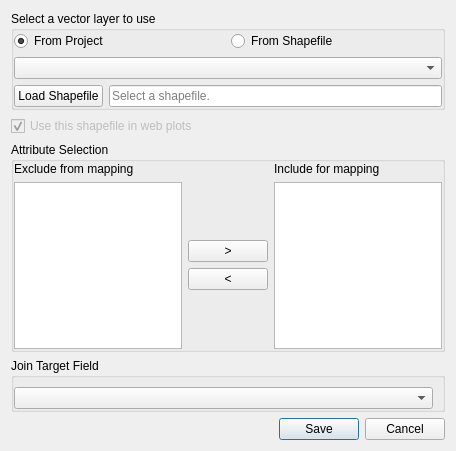
Qt form map_settings_dialog.ui (JuanPDiazL/SMPG) before a commit.
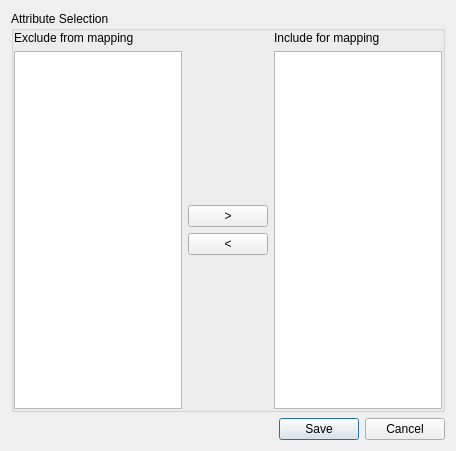
The same form after that commit.

Commit message: moved vector layer selection UI to main dialog

```diff
--- a/map_settings_dialog.ui
+++ b/map_settings_dialog.ui
@@ -21,139 +21,7 @@
      </property>
     </widget>
    </item>
-   <item row="2" column="0" colspan="2">
-    <widget class="QGroupBox" name="mapSourceTypeGroup">
-     <property name="sizePolicy">
-      <sizepolicy hsizetype="Preferred" vsizetype="Fixed">
-       <horstretch>0</horstretch>
-       <verstretch>0</verstretch>
-      </sizepolicy>
-     </property>
-     <property name="title">
-      <string>Select a vector layer to use</string>
-     </property>
-     <property name="flat">
-      <bool>true</bool>
-     </property>
-     <property name="checkable">
-      <bool>false</bool>
-     </property>
-     <layout class="QGridLayout" name="gridLayout_2">
-      <property name="leftMargin">
-       <number>0</number>
-      </property>
-      <property name="topMargin">
-       <number>0</number>
-      </property>
-      <property name="rightMargin">
-       <number>0</number>
-      </property>
-      <property name="bottomMargin">
-       <number>0</number>
-      </property>
-      <property name="verticalSpacing">
-       <number>6</number>
-      </property>
-      <item row="0" column="1">
-       <widget class="QRadioButton" name="useShapefileRadioButton">
-        <property name="text">
-         <string>From Shapefile</string>
-        </property>
-       </widget>
-      </item>
-      <item row="1" column="0" colspan="2">
-       <widget class="QComboBox" name="mapSelectionComboBox">
-        <property name="placeholderText">
-         <string>Please select a map.</string>
-        </property>
-       </widget>
-      </item>
-      <item row="0" column="0">
-       <widget class="QRadioButton" name="useProjectLayerRadioButton">
-        <property name="text">
-         <string>From Project</string>
-        </property>
-        <property name="checked">
-         <bool>true</bool>
-        </property>
-       </widget>
-      </item>
-      <item row="3" column="0" colspan="2">
-       <widget class="QWidget" name="widget" native="true">
-        <layout class="QGridLayout" name="gridLayout_5">
-         <property name="leftMargin">
-          <number>0</number>
-         </property>
-         <property name="topMargin">
-          <number>0</number>
-         </property>
-         <property name="rightMargin">
-          <number>0</number>
-         </property>
-         <property name="bottomMargin">
-          <number>0</number>
-         </property>
-         <item row="0" column="0">
-          <widget class="QPushButton" name="loadShapefileButton">
-           <property name="sizePolicy">
-            <sizepolicy hsizetype="Fixed" vsizetype="Fixed">
-             <horstretch>0</horstretch>
-             <verstretch>0</verstretch>
-            </sizepolicy>
-           </property>
-           <property name="text">
-            <string>Load Shapefile</string>
-           </property>
-          </widget>
-         </item>
-         <item row="0" column="1">
-          <widget class="QLineEdit" name="shapefilePathLineEdit">
-           <property name="sizePolicy">
-            <sizepolicy hsizetype="Preferred" vsizetype="Fixed">
-             <horstretch>0</horstretch>
-             <verstretch>0</verstretch>
-            </sizepolicy>
-           </property>
-           <property name="readOnly">
-            <bool>true</bool>
-           </property>
-           <property name="placeholderText">
-            <string>Select a shapefile.</string>
-           </property>
-          </widget>
-         </item>
-        </layout>
-       </widget>
-      </item>
-     </layout>
-    </widget>
-   </item>
-   <item row="18" column="0" colspan="2">
-    <widget class="QGroupBox" name="groupBox">
-     <property name="title">
-      <string>Join Target Field</string>
-     </property>
-     <property name="flat">
-      <bool>true</bool>
-     </property>
-     <layout class="QGridLayout" name="gridLayout_4">
-      <property name="leftMargin">
-       <number>0</number>
-      </property>
-      <property name="bottomMargin">
-       <number>0</number>
-      </property>
-      <item row="0" column="0">
-       <widget class="QComboBox" name="targetFieldComboBox">
-        <property name="placeholderText">
-         <string>Please select the target field</string>
-        </property>
-       </widget>
-      </item>
-     </layout>
-    </widget>
-   </item>
-   <item row="6" column="0" colspan="2">
+   <item row="4" column="0" colspan="2">
     <widget class="QGroupBox" name="attributeSelectionGroup">
      <property name="title">
       <string>Attribute Selection</string>
@@ -261,19 +129,6 @@
      </layout>
     </widget>
    </item>
-   <item row="3" column="0">
-    <widget class="QCheckBox" name="useShpForWebCheckBox">
-     <property name="enabled">
-      <bool>false</bool>
-     </property>
-     <property name="text">
-      <string>Use this shapefile in web plots</string>
-     </property>
-     <property name="checked">
-      <bool>true</bool>
-     </property>
-    </widget>
-   </item>
   </layout>
  </widget>
  <resources/>
```
Left out of the diff: 2 changed lines with no effect on the pictures. The commit also changes 3 other files.
